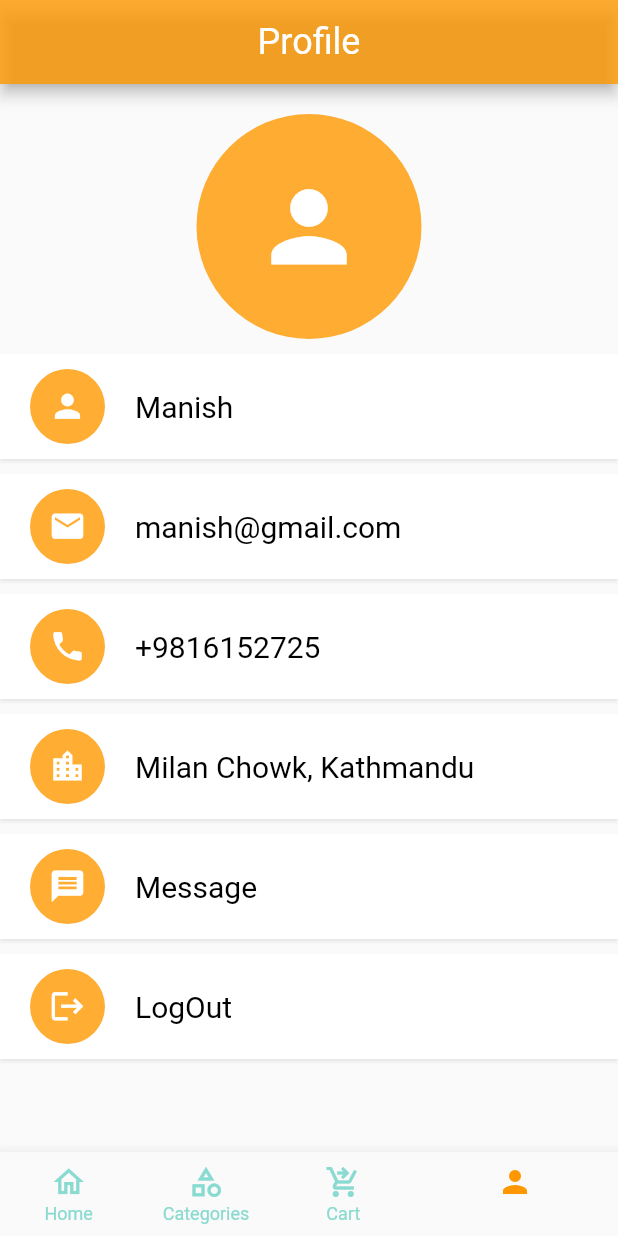
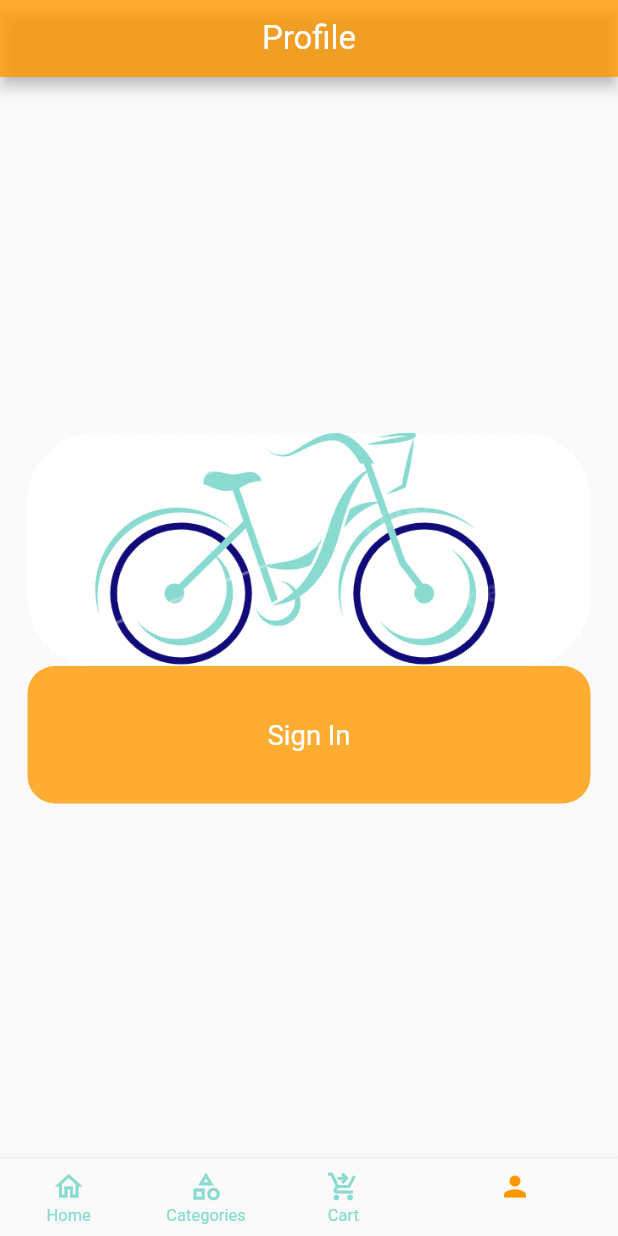
Before and after one commit to jiwantadhital/backery, a Flutter app: the screen it shows after launch, item 4 of the bottom bar chosen, on a phone screen of 412 x 824 dp. Run offline on Flutter 3.47's test engine with Material 2 defaults, Android fonts, the phone set to English and light mode, and no system bars; our stand-ins replace dots_indicator, flutter_svg, get, responsive_framework, shared_preferences; accounts and stored records are empty; network calls fail.

Commit message:
third commit

```diff
--- a/lib/controllers/auth_controller.dart
+++ b/lib/controllers/auth_controller.dart
@@ -32,9 +32,9 @@ class AuthController extends GetxController implements GetxService{
       Response response= await authRepo.login(email,password);
       late ResponseModel responseModel;
       if(response.statusCode==200){
-          print(response.body.toString());
-        authRepo.saveUserToken(response.body['token']);
-        responseModel = ResponseModel(true, response.body['token']);
+        authRepo.saveUserToken(response.body["token"]);
+        print("MY token =" +response.body["token"]);
+        responseModel = ResponseModel(true, response.body["token"]);
       }
       else{
         responseModel = ResponseModel(false, response.statusText!);
--- a/lib/main.dart
+++ b/lib/main.dart
@@ -11,6 +11,7 @@ import 'package:backery/routes/route_helper.dart';
 import 'package:flutter/material.dart';
 import 'package:get/get.dart';
 import 'helper/dependencies.dart' as dep;
+import 'package:responsive_framework/responsive_framework.dart';
 
 void main() async{
   WidgetsFlutterBinding.ensureInitialized();
@@ -31,6 +32,18 @@ class MyApp extends StatelessWidget {
         return GetBuilder<RecentProductController>(builder: (_){
           return GetBuilder<AllProductController>(builder: (_){
             return GetMaterialApp(
+               builder: (context, widget) => ResponsiveWrapper.builder(
+          BouncingScrollWrapper.builder(context, widget!),
+          maxWidth: 1200,
+          minWidth: 450,
+          defaultScale: true,
+          breakpoints: [
+            const ResponsiveBreakpoint.resize(450, name: MOBILE),
+            const ResponsiveBreakpoint.autoScale(800, name: TABLET),
+            const ResponsiveBreakpoint.autoScale(1000, name: TABLET),
+            const ResponsiveBreakpoint.resize(1200, name: DESKTOP),
+            const ResponsiveBreakpoint.autoScale(2460, name: "4K"),
+          ],),
       debugShowCheckedModeBanner: false,
       title: 'Flutter Demo',
       theme: ThemeData(
--- a/lib/pages/All/all_products_list.dart
+++ b/lib/pages/All/all_products_list.dart
@@ -28,7 +28,7 @@ class AllProductsList extends StatelessWidget {
                   shrinkWrap: true,
                   gridDelegate: SliverGridDelegateWithFixedCrossAxisCount(
                     crossAxisCount: 2,
-                    mainAxisExtent: 230,
+                    mainAxisExtent: 250,
                     crossAxisSpacing: 5.0,
                     mainAxisSpacing: 5.0,
                   ),
--- a/lib/pages/account/accountPage.dart
+++ b/lib/pages/account/accountPage.dart
@@ -24,7 +24,7 @@ class AccountPage extends StatelessWidget {
         title: Center(child: BigText(text: "Profile",color: Colors.white,size: 24,),),
       ),
       body: GetBuilder<UserController>(builder: (userController){
-        return Container(
+        return _userLoggedIn?Container(
         width: double.maxFinite,
         margin: EdgeInsets.only(top: 20),
         child: SingleChildScrollView(
@@ -36,13 +36,13 @@ class AccountPage extends StatelessWidget {
               ),
               //name
               SizedBox(height: 10,),
-              AccountWidget(appIcon: AppIcon(icon: Icons.person,backgroundColor: Colors.orange.withOpacity(0.8),iconColor: Colors.white,size: 50,iconSize: 25,), bigText: BigText(text: "Manish",color: Colors.black,),),
+              AccountWidget(appIcon: AppIcon(icon: Icons.person,backgroundColor: Colors.orange.withOpacity(0.8),iconColor: Colors.white,size: 50,iconSize: 25,), bigText: BigText(text: userController.userModel.firstName.toString(),color: Colors.black,),),
               //email
               SizedBox(height: 10,),
-              AccountWidget(appIcon: AppIcon(icon: Icons.email,backgroundColor: Colors.orange.withOpacity(0.8),iconColor: Colors.white,size: 50,iconSize: 25,), bigText: BigText(text: "manish@gmail.com",color: Colors.black,),),
+              AccountWidget(appIcon: AppIcon(icon: Icons.email,backgroundColor: Colors.orange.withOpacity(0.8),iconColor: Colors.white,size: 50,iconSize: 25,), bigText: BigText(text: userController.userModel.email.toString(),color: Colors.black,),),
               //phone
               SizedBox(height: 10,),
-              AccountWidget(appIcon: AppIcon(icon: Icons.phone,backgroundColor: Colors.orange.withOpacity(0.8),iconColor: Colors.white,size: 50,iconSize: 25,), bigText: BigText(text: "+9816152725",color: Colors.black,),),
+              AccountWidget(appIcon: AppIcon(icon: Icons.phone,backgroundColor: Colors.orange.withOpacity(0.8),iconColor: Colors.white,size: 50,iconSize: 25,), bigText: BigText(text: userController.userModel.phone.toString(),color: Colors.black,),),
               //address
               SizedBox(height: 10,),
               AccountWidget(appIcon: AppIcon(icon: Icons.location_city,backgroundColor: Colors.orange.withOpacity(0.8),iconColor: Colors.white,size: 50,iconSize: 25,), bigText: BigText(text: "Milan Chowk, Kathmandu",color: Colors.black,),),
@@ -63,7 +63,43 @@ class AccountPage extends StatelessWidget {
             ],
           ),
         ),
-      );
+      ):Container(child: Center(
+        child: Column(
+          crossAxisAlignment: CrossAxisAlignment.center,
+          mainAxisAlignment: MainAxisAlignment.center,
+          children:
+            [
+              Container(
+              width: double.maxFinite,
+              height: 170,
+              margin: EdgeInsets.only(left: 20,right: 20),
+              decoration: BoxDecoration(
+                borderRadius: BorderRadius.circular(50),
+                image: DecorationImage(image: AssetImage(
+                  "assets/image/signintocontinue.png",
+                ),
+                fit: BoxFit.cover
+                ),
+              ),
+            ),
+            GestureDetector(
+              onTap: (){
+                Get.toNamed(RouteHelper.getSignIn());
+              },
+              child: Container(
+                width: double.maxFinite,
+                height: 100,
+                margin: EdgeInsets.only(left: 20,right: 20),
+                decoration: BoxDecoration(
+                  borderRadius: BorderRadius.circular(20),
+                  color: Colors.orange.withOpacity(0.8),
+                ),
+                child: Center(child: BigText(text: "Sign In",color: Colors.white,)),
+              ),
+            ),
+          ],
+        ),
+      ),);
       },)
     );
   }
--- a/lib/utils/app_constants.dart
+++ b/lib/utils/app_constants.dart
@@ -9,9 +9,9 @@ class AppConstants{
   static const String CART_LIST="Cart-list";
   static const String CART_HISTORY_LIST="cart-history-list";
   static const String REGISTRATION_URI = "/user/register-now";
-  static const String LOGIN_URI = "/user/login-now";
+  static const String LOGIN_URI = "/api/login";
   static const String RECENT_URI = "/recent-items";
   static const String ALL_URI = "/all";
-  static const String USER_INFO = "/info";
+  static const String USER_INFO = "/api/me";
 
 }
--- a/lib/widgets/drawer/drawer_items.dart
+++ b/lib/widgets/drawer/drawer_items.dart
@@ -1,3 +1,5 @@
+import 'package:backery/controllers/auth_controller.dart';
+import 'package:backery/controllers/cart_controllers.dart';
 import 'package:backery/pages/All/all_products.dart';
 import 'package:backery/routes/route_helper.dart';
 import 'package:backery/widgets/drawer/drawer_list.dart';
@@ -36,7 +38,16 @@ class _DrawerWidgetState extends State<DrawerWidget> {
                DrawerList(icon: Icons.help,text: "Help",iconColor: Colors.orange,tap: (){Get.toNamed(RouteHelper.getAboutUs());}),
                DrawerList(icon: Icons.support, text: "Support",iconColor: Colors.orange,),
                DrawerList(icon: Icons.system_security_update_good, text: "Terms and Condition",iconColor: Colors.orange,tap: (){Get.toNamed(RouteHelper.getTermsPage());},),
-                DrawerList(icon: Icons.logout_sharp,text: "Logout",iconColor: Colors.orange,),
+                GestureDetector(
+                   onTap: (){
+                  if(Get.find<AuthController>().userLoggedIn()){
+                    Get.find<AuthController>().clearSharedData();
+                    Get.offNamed(RouteHelper.signIn);
+                    Get.find<CartController>().clear();
+                    Get.find<CartController>().clearCartHistory();
+                  }
+                },
+                  child: DrawerList(icon: Icons.logout_sharp,text: "Logout",iconColor: Colors.orange,)),
               ],
             );
   }
--- a/pubspec.yaml
+++ b/pubspec.yaml
@@ -37,6 +37,7 @@ dependencies:
   dots_indicator: ^2.1.0
   flutter_svg: ^1.0.3
   shared_preferences: ^2.0.13
+  responsive_framework: ^0.1.7
 
 dev_dependencies:
   flutter_test:
```
Also changed, not shown: pubspec.lock.
